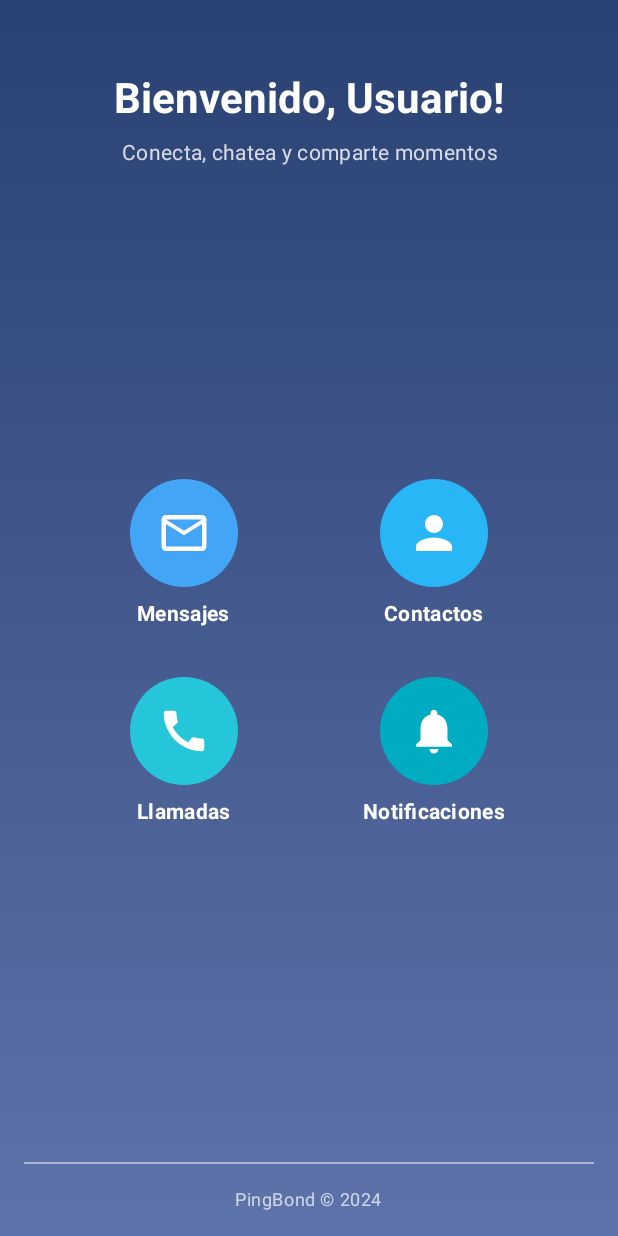
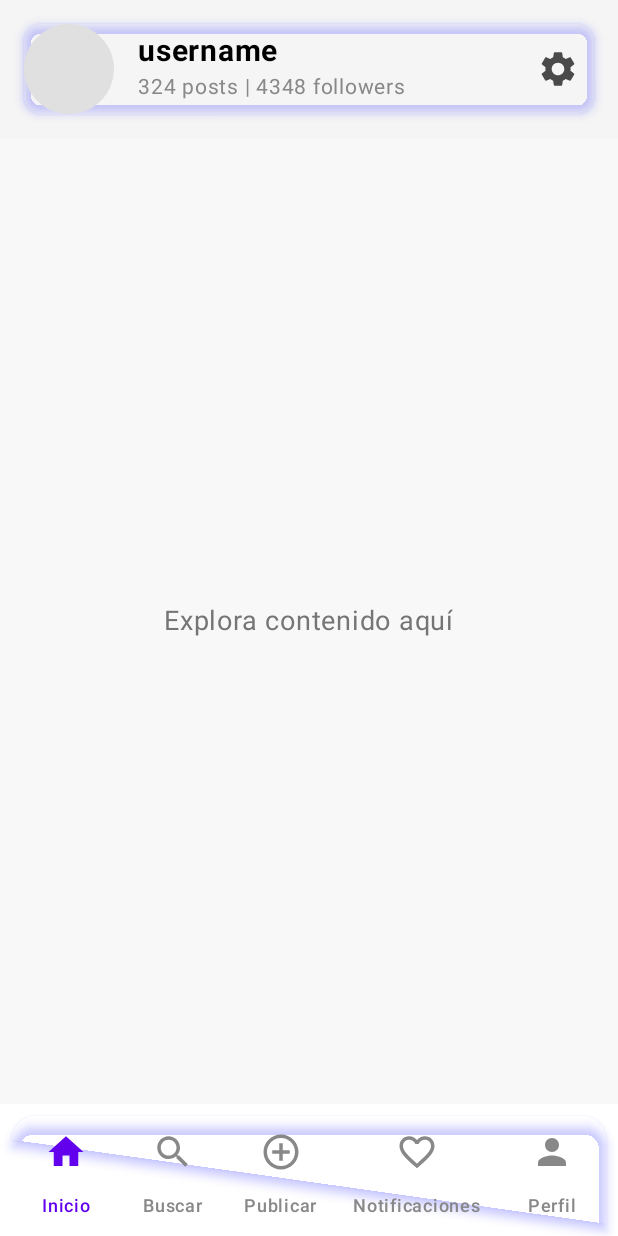
Before and after one commit to azaelmm/PINGBOND, an Android app built with Jetpack Compose: the DashboardScreen screen opened through its navigation route, on a phone screen of 412 x 824 dp. Run offline under Robolectric (Android 15) with nearby library versions, the phone set to English and light mode, and no system bars; our stand-ins replace Firebase (no records; nobody signed in at launch, a user with empty details on screens opened directly).

Commit message:
Desarrollo de la interfaz del DashboardActivity

```diff
--- a/app/src/main/java/com/example/pingbond/DashboardActivity.kt
+++ b/app/src/main/java/com/example/pingbond/DashboardActivity.kt
@@ -4,30 +4,26 @@ import android.os.Bundle
 import androidx.activity.ComponentActivity
 import androidx.activity.compose.setContent
 import androidx.compose.foundation.background
-import androidx.compose.foundation.clickable
 import androidx.compose.foundation.layout.*
 import androidx.compose.foundation.shape.CircleShape
+import androidx.compose.foundation.shape.RoundedCornerShape
 import androidx.compose.material.icons.Icons
 import androidx.compose.material.icons.filled.*
 import androidx.compose.material3.*
 import androidx.compose.runtime.Composable
-import androidx.compose.runtime.getValue
+import androidx.compose.runtime.mutableStateOf
+import androidx.compose.runtime.remember
 import androidx.compose.ui.Alignment
 import androidx.compose.ui.Modifier
-import androidx.compose.ui.graphics.Brush
+import androidx.compose.ui.draw.shadow
 import androidx.compose.ui.graphics.Color
 import androidx.compose.ui.text.font.FontWeight
-import androidx.compose.ui.text.style.TextAlign
-import androidx.compose.ui.tooling.preview.Preview
 import androidx.compose.ui.unit.dp
+import androidx.compose.ui.unit.sp
 import androidx.navigation.compose.NavHost
 import androidx.navigation.compose.composable
 import androidx.navigation.compose.rememberNavController
-import com.airbnb.lottie.compose.LottieAnimation
-import com.airbnb.lottie.compose.LottieCompositionSpec
-import com.airbnb.lottie.compose.rememberLottieComposition
 import com.example.pingbond.ui.theme.PINGBONDTheme
-
 
 class DashboardActivity : ComponentActivity() {
     override fun onCreate(savedInstanceState: Bundle?) {
@@ -37,7 +33,6 @@ class DashboardActivity : ComponentActivity() {
             PINGBONDTheme {
                 val navController = rememberNavController()
 
-                // Configuración del NavHost
                 NavHost(
                     navController = navController,
                     startDestination = "dashboard"
@@ -47,17 +42,20 @@ class DashboardActivity : ComponentActivity() {
                             navController.navigate(route)
                         })
                     }
-                    composable("messages") {
-                        // Implementación de la pantalla de mensajes
+                    composable("inicio") {
+                        PlaceholderScreen("Inicio")
                     }
-                    composable("contacts") {
-                        // Implementación de la pantalla de contactos
+                    composable("buscar") {
+                        PlaceholderScreen("Buscar")
                     }
-                    composable("calls") {
-                        // Implementación de la pantalla de llamadas
+                    composable("publicar") {
+                        PlaceholderScreen("Publicar")
                     }
-                    composable("notifications") {
-                        // Implementación de la pantalla de notificaciones
+                    composable("notificaciones") {
+                        PlaceholderScreen("Notificaciones")
+                    }
+                    composable("perfil") {
+                        PlaceholderScreen("Perfil")
                     }
                 }
             }
@@ -65,163 +63,149 @@ class DashboardActivity : ComponentActivity() {
     }
 }
 
-
 @Composable
 fun DashboardScreen(onNavigate: (String) -> Unit) {
-    val composition by rememberLottieComposition(LottieCompositionSpec.RawRes(R.raw.lottie))
-
     Box(
         modifier = Modifier
             .fillMaxSize()
-            .background(
-                Brush.verticalGradient(
-                    colors = listOf(MaterialTheme.colorScheme.primary, MaterialTheme.colorScheme.primaryContainer)
-                )
-            )
-            .padding(16.dp)
+            .background(Color(0xFFF8F8F8)) // Fondo limpio
     ) {
         Column(
             modifier = Modifier.fillMaxSize(),
             verticalArrangement = Arrangement.SpaceBetween
         ) {
-
-            // Header
             HeaderSection()
 
-            // Main options
-            MainOptionsSection { route -> onNavigate(route) }
+            // Contenido principal
+            Box(
+                modifier = Modifier
+                    .fillMaxWidth()
+                    .weight(1f)
+                    .padding(16.dp),
+                contentAlignment = Alignment.Center
+            ) {
+                Text(
+                    "Explora contenido aquí",
+                    color = Color(0xFF757575),
+                    fontSize = 18.sp
+                )
+            }
 
-            // Footer
-            FooterSection()
+            BottomNavigationBar(onNavigate)
         }
     }
 }
 
 @Composable
 fun HeaderSection() {
-    Column(
-        modifier = Modifier.fillMaxWidth(),
-        horizontalAlignment = Alignment.CenterHorizontally
+    Row(
+        modifier = Modifier
+            .fillMaxWidth()
+            .background(Color(0xFFF5F5F5)) // Fondo claro
+            .padding(16.dp)
+            .shadow(4.dp, shape = RoundedCornerShape(12.dp), ambientColor = Color.Blue, spotColor = Color.Blue),
+        verticalAlignment = Alignment.CenterVertically,
+        horizontalArrangement = Arrangement.Start
     ) {
-        Text(
-            text = "Bienvenido, Usuario!",
-            style = MaterialTheme.typography.headlineMedium.copy(
+        // Avatar del usuario
+        Box(
+            modifier = Modifier
+                .size(60.dp)
+                .background(Color(0xFFE0E0E0), shape = CircleShape)
+                .padding(8.dp)
+        )
+
+        Spacer(modifier = Modifier.width(16.dp)) // Separación entre avatar y texto
+
+        // Nombre del usuario y descripción
+        Column {
+            Text(
+                text = "username",
                 fontWeight = FontWeight.Bold,
-                color = MaterialTheme.colorScheme.onPrimary
-            ),
-            modifier = Modifier.padding(top = 32.dp, bottom = 8.dp)
-        )
-        Text(
-            text = "Conecta, chatea y comparte momentos",
-            style = MaterialTheme.typography.bodyMedium.copy(
-                color = MaterialTheme.colorScheme.onPrimary.copy(alpha = 0.8f)
-            ),
-            textAlign = TextAlign.Center
-        )
+                fontSize = 20.sp,
+                color = Color.Black
+            )
+            Text(
+                text = "324 posts | 4348 followers",
+                fontSize = 14.sp,
+                color = Color.Gray
+            )
+        }
+
+        Spacer(modifier = Modifier.weight(1f)) // Empuja el ícono de ajustes al extremo derecho
+
+        // Icono de ajustes
+        IconButton(onClick = { /* Acción de ajustes */ }) {
+            Icon(
+                imageVector = Icons.Default.Settings,
+                contentDescription = "Ajustes",
+                tint = Color(0xFF4A4A4A),
+                modifier = Modifier.size(28.dp)
+            )
+        }
     }
 }
 
 @Composable
-fun MainOptionsSection(onOptionClick: (String) -> Unit) {
-    Column(
-        modifier = Modifier.fillMaxWidth(),
-        horizontalAlignment = Alignment.CenterHorizontally
+fun BottomNavigationBar(onNavigate: (String) -> Unit) {
+    val selectedOption = remember { mutableStateOf("inicio") }
+
+    Row(
+        modifier = Modifier
+            .fillMaxWidth()
+            .background(Color.White)
+            .padding(8.dp)
+            .shadow(4.dp, shape = RoundedCornerShape(topStart = 16.dp, topEnd = 16.dp), ambientColor = Color.Blue,
+                spotColor = Color.Blue),
+
+        horizontalArrangement = Arrangement.SpaceAround,
+        verticalAlignment = Alignment.CenterVertically
     ) {
         val options = listOf(
-            DashboardOption("Mensajes", Icons.Default.MailOutline, Color(0xFF42A5F5), "messages"),
-            DashboardOption("Contactos", Icons.Default.Person, Color(0xFF29B6F6), "contacts"),
-            DashboardOption("Llamadas", Icons.Default.Call, Color(0xFF26C6DA), "calls"),
-            DashboardOption("Notificaciones", Icons.Default.Notifications, Color(0xFF00ACC1), "notifications")
+            Pair(Icons.Default.Home, "Inicio"),
+            Pair(Icons.Default.Search, "Buscar"),
+            Pair(Icons.Default.AddCircleOutline, "Publicar"),
+            Pair(Icons.Default.FavoriteBorder, "Notificaciones"),
+            Pair(Icons.Default.Person, "Perfil")
         )
 
-        options.chunked(2).forEach { rowOptions ->
-            Row(
-                modifier = Modifier
-                    .fillMaxWidth()
-                    .padding(vertical = 16.dp),
-                horizontalArrangement = Arrangement.SpaceEvenly
-            ) {
-                rowOptions.forEach { option ->
-                    OptionCard(
-                        title = option.title,
-                        icon = option.icon,
-                        backgroundColor = option.color,
-                        onClick = { onOptionClick(option.route) }
+        options.forEach { (icon, label) ->
+            val isSelected = label.lowercase() == selectedOption.value
+
+            Column(horizontalAlignment = Alignment.CenterHorizontally) {
+                IconButton(onClick = {
+                    selectedOption.value = label.lowercase()
+                    onNavigate(label.lowercase())
+                }) {
+                    Icon(
+                        icon,
+                        contentDescription = label,
+                        tint = if (isSelected) Color(0xFF6200EE) else Color.Gray,
+                        modifier = Modifier.size(28.dp)
                     )
                 }
+                Text(
+                    text = label,
+                    fontSize = 12.sp,
+                    fontWeight = FontWeight.Medium,
+                    color = if (isSelected) Color(0xFF6200EE) else Color.Gray
+                )
             }
         }
     }
 }
 
 @Composable
-fun FooterSection() {
-    Column(
-        modifier = Modifier.fillMaxWidth(),
-        horizontalAlignment = Alignment.CenterHorizontally
+fun PlaceholderScreen(name: String) {
+    Box(
+        modifier = Modifier
+            .fillMaxSize()
+            .background(Color.LightGray),
+        contentAlignment = Alignment.Center
     ) {
-        Divider(
-            color = MaterialTheme.colorScheme.onPrimary.copy(alpha = 0.5f),
-            thickness = 1.dp,
-            modifier = Modifier.padding(vertical = 16.dp)
-        )
         Text(
-            text = "PingBond © 2024",
-            style = MaterialTheme.typography.bodySmall.copy(
-                color = MaterialTheme.colorScheme.onPrimary.copy(alpha = 0.7f)
-            )
+            text = "Pantalla: $name",
+            style = MaterialTheme.typography.headlineMedium.copy(color = Color.White)
         )
     }
 }
-
-@Composable
-fun OptionCard(
-    title: String,
-    icon: androidx.compose.ui.graphics.vector.ImageVector,
-    backgroundColor: Color,
-    onClick: () -> Unit
-) {
-    Column(
-        horizontalAlignment = Alignment.CenterHorizontally,
-        modifier = Modifier
-            .width(120.dp)
-            .clickable { onClick() }
-    ) {
-        Box(
-            modifier = Modifier
-                .size(72.dp)
-                .background(color = backgroundColor, shape = CircleShape),
-            contentAlignment = Alignment.Center
-        ) {
-            Icon(
-                icon,
-                contentDescription = title,
-                tint = Color.White,
-                modifier = Modifier.size(36.dp)
-            )
-        }
-        Text(
-            text = title,
-            style = MaterialTheme.typography.bodyMedium.copy(
-                color = MaterialTheme.colorScheme.onPrimary,
-                fontWeight = FontWeight.Bold
-            ),
-            modifier = Modifier.padding(top = 8.dp)
-        )
-    }
-}
-
-data class DashboardOption(
-    val title: String,
-    val icon: androidx.compose.ui.graphics.vector.ImageVector,
-    val color: Color,
-    val route: String
-)
-
-@Preview(showBackground = true)
-@Composable
-fun PreviewDashboardScreen() {
-    PINGBONDTheme {
-        DashboardScreen(onNavigate = {})
-    }
-}
```
